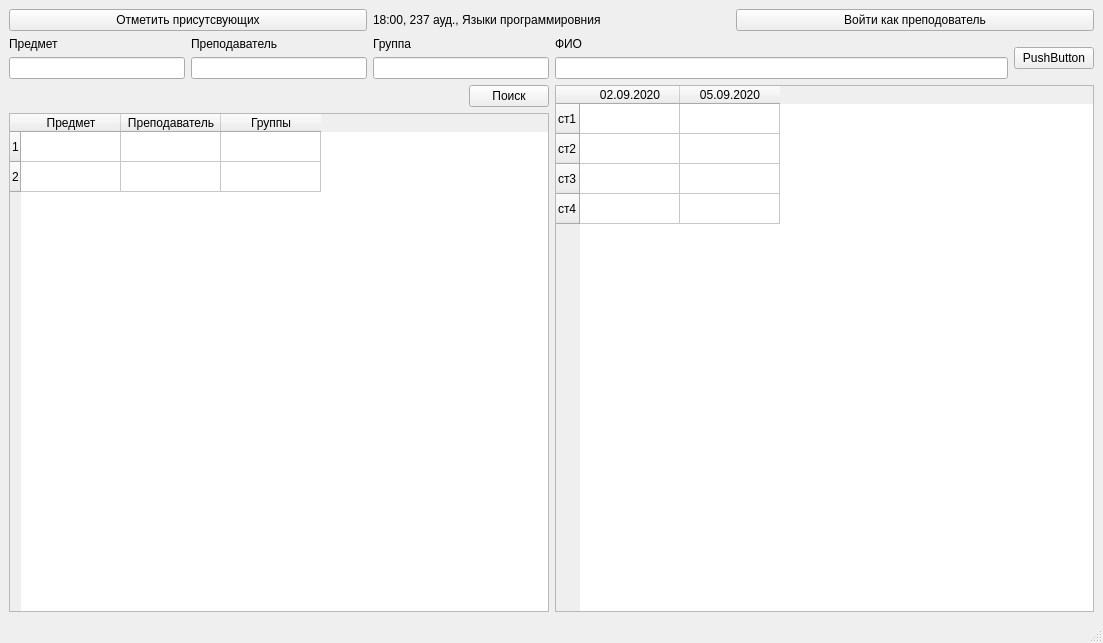
This is mainwindow.ui in Zhdanov-Dmitrii/attendanceClient as Qt 5 draws it before an edit. The edited form follows.
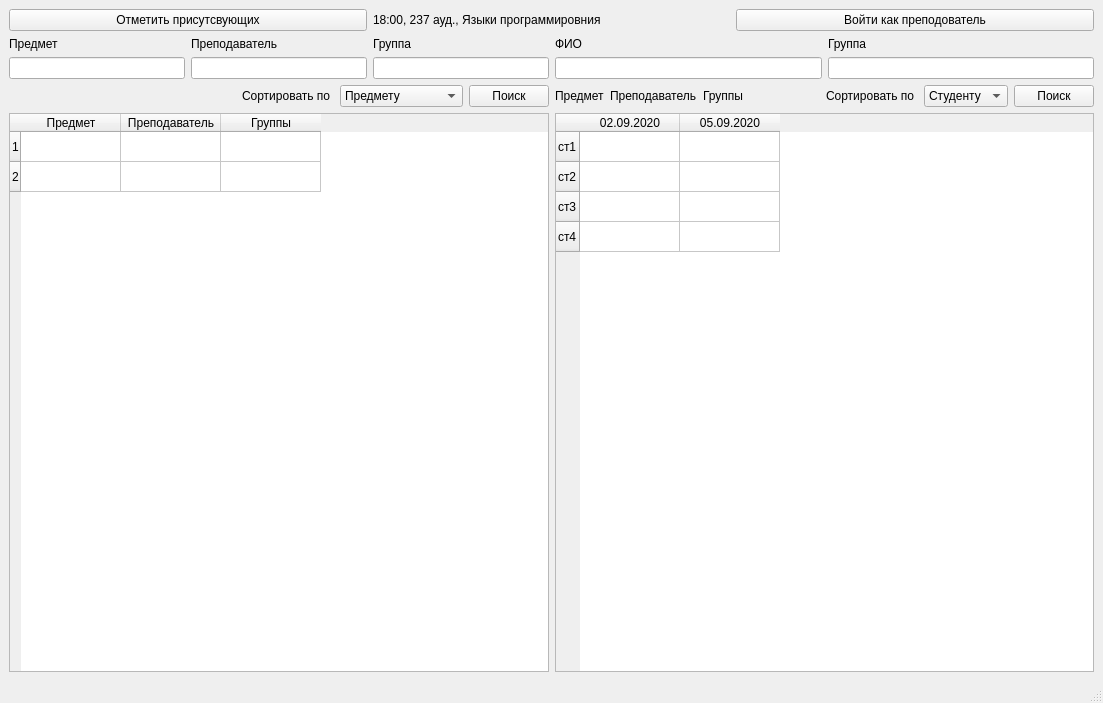
This is the edited form.

Commit message: добавили информацию о паре, исправили ошибки

Diff of the .ui file:
```diff
--- a/mainwindow.ui
+++ b/mainwindow.ui
@@ -7,7 +7,7 @@
     <x>0</x>
     <y>0</y>
     <width>1103</width>
-    <height>643</height>
+    <height>703</height>
    </rect>
   </property>
   <property name="windowTitle">
@@ -105,6 +105,35 @@
             </property>
            </spacer>
           </item>
+          <item>
+           <widget class="QLabel" name="label_6">
+            <property name="text">
+             <string>Сортировать по </string>
+            </property>
+           </widget>
+          </item>
+          <item>
+           <widget class="QComboBox" name="comboBox">
+            <property name="contextMenuPolicy">
+             <enum>Qt::DefaultContextMenu</enum>
+            </property>
+            <item>
+             <property name="text">
+              <string>Предмету</string>
+             </property>
+            </item>
+            <item>
+             <property name="text">
+              <string>Преподователю</string>
+             </property>
+            </item>
+            <item>
+             <property name="text">
+              <string>Группе</string>
+             </property>
+            </item>
+           </widget>
+          </item>
           <item>
            <widget class="QPushButton" name="search_lecture">
             <property name="text">
@@ -164,9 +193,82 @@
            </layout>
           </item>
           <item>
+           <layout class="QVBoxLayout" name="verticalLayout_7">
+            <item>
+             <widget class="QLabel" name="label_7">
+              <property name="text">
+               <string>Группа</string>
+              </property>
+             </widget>
+            </item>
+            <item>
+             <widget class="QLineEdit" name="lineEdit"/>
+            </item>
+           </layout>
+          </item>
+         </layout>
+        </item>
+        <item>
+         <layout class="QHBoxLayout" name="horizontalLayout_6">
+          <item>
+           <widget class="QLabel" name="infoLesson">
+            <property name="text">
+             <string>Предмет</string>
+            </property>
+           </widget>
+          </item>
+          <item>
+           <widget class="QLabel" name="infoLecturer">
+            <property name="text">
+             <string>Преподаватель</string>
+            </property>
+           </widget>
+          </item>
+          <item>
+           <widget class="QLabel" name="infoGroup">
+            <property name="text">
+             <string>Группы</string>
+            </property>
+           </widget>
+          </item>
+          <item>
+           <spacer name="horizontalSpacer_2">
+            <property name="orientation">
+             <enum>Qt::Horizontal</enum>
+            </property>
+            <property name="sizeHint" stdset="0">
+             <size>
+              <width>40</width>
+              <height>20</height>
+             </size>
+            </property>
+           </spacer>
+          </item>
+          <item>
+           <widget class="QLabel" name="label_8">
+            <property name="text">
+             <string>Сортировать по </string>
+            </property>
+           </widget>
+          </item>
+          <item>
+           <widget class="QComboBox" name="comboBox_2">
+            <item>
+             <property name="text">
+              <string>Студенту</string>
+             </property>
+            </item>
+            <item>
+             <property name="text">
+              <string>Группе</string>
+             </property>
+            </item>
+           </widget>
+          </item>
+          <item>
            <widget class="QPushButton" name="pushButton_2">
             <property name="text">
-             <string>PushButton</string>
+             <string>Поиск</string>
             </property>
            </widget>
           </item>
```
Left out of the diff: 2 changed lines with no effect on the pictures. The commit also changes 6 other files.
